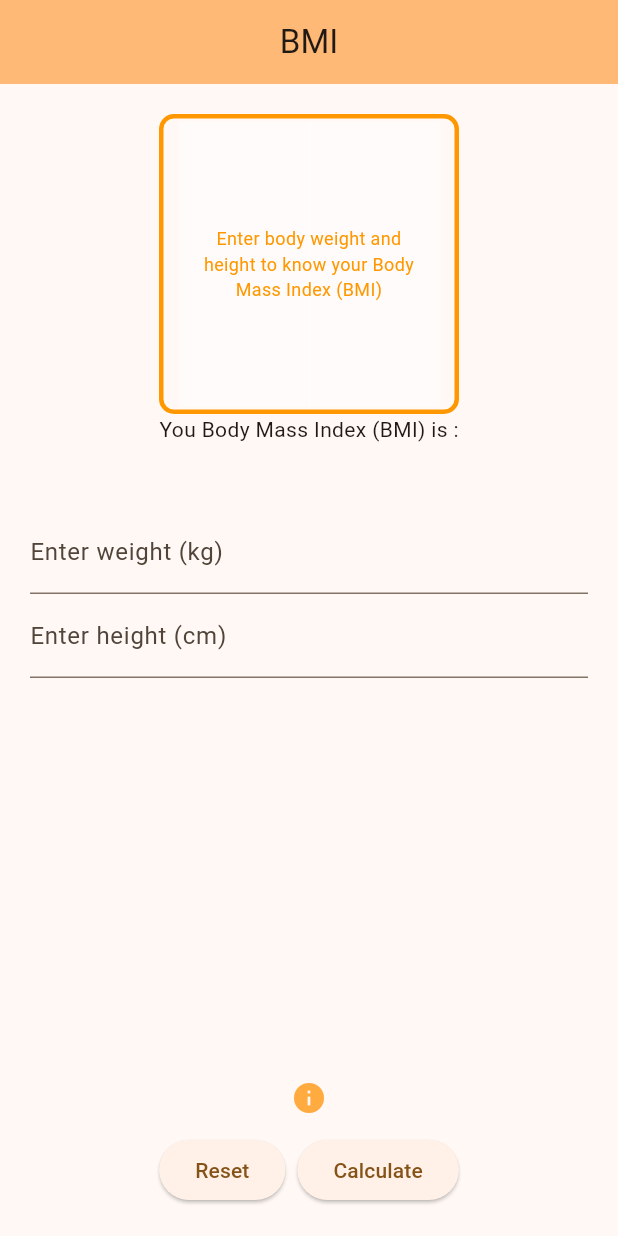
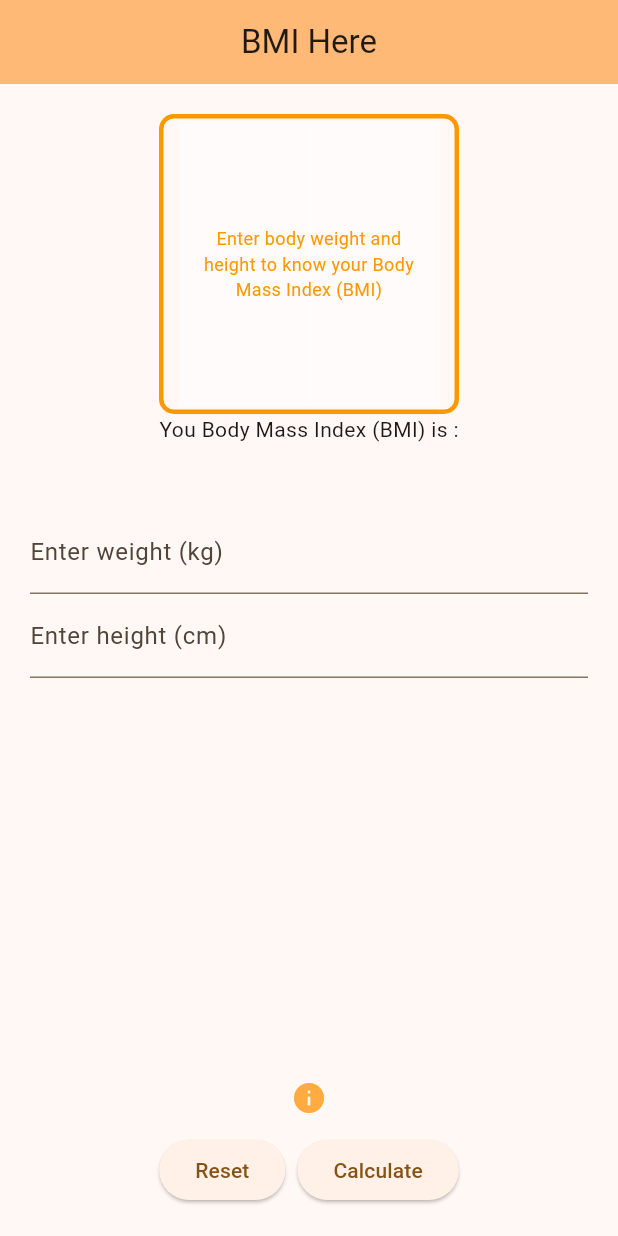
Before and after one commit to munhengeng/bmi, a Flutter app: the screen it shows after launch, on a phone screen of 412 x 824 dp. Run offline on Flutter 3.47's test engine with Material 3 defaults, Android fonts, the phone set to English and light mode, and no system bars.

Commit message:
update something

```diff
--- a/lib/main.dart
+++ b/lib/main.dart
@@ -19,7 +19,7 @@ class MyApp extends StatelessWidget {
         colorScheme: ColorScheme.fromSeed(seedColor: Colors.orange),
         useMaterial3: true,
       ),
-      home: const MyHomePage(title: 'BMI'),
+      home: const MyHomePage(title: 'BMI Here'),
     );
   }
 }
```
